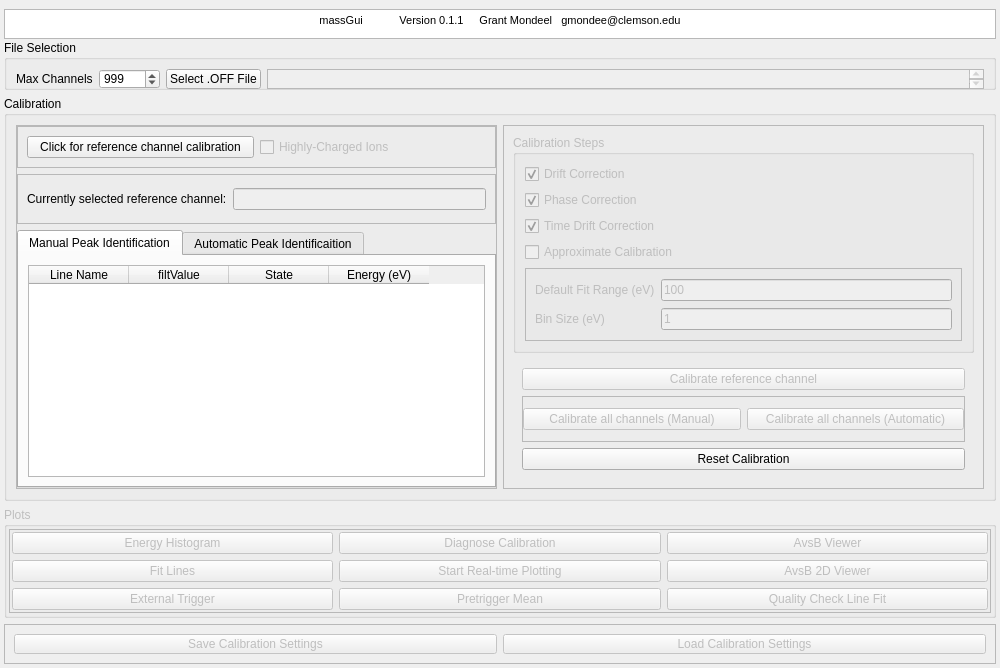
Above: massGui/ui/massGuiW.ui from gmondee/massGui before the change. Below: the same form after it.
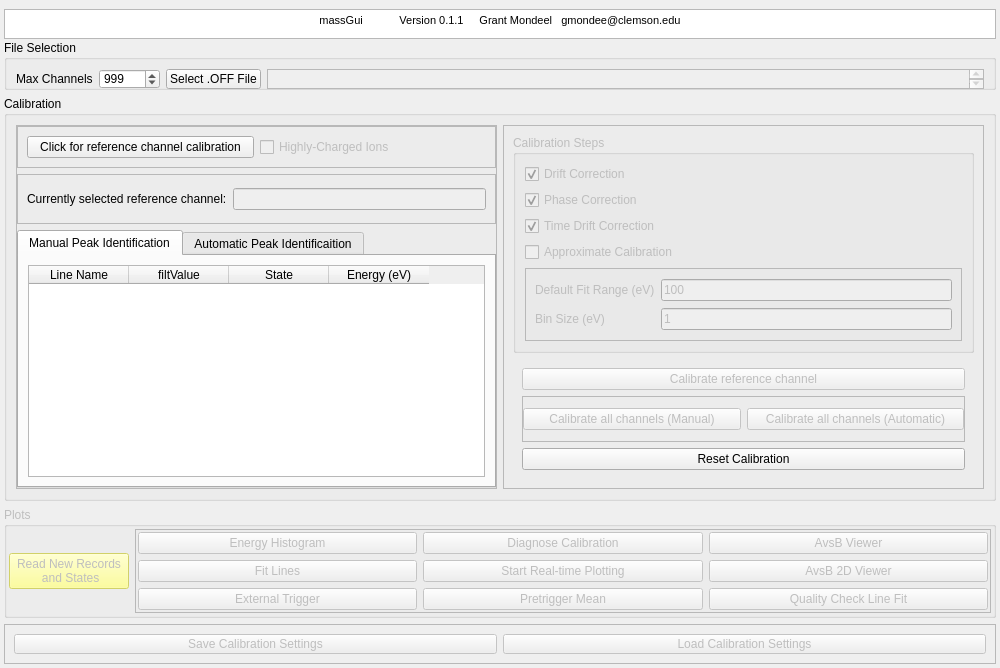
That is the form after the change.

Commit message: refresh data in ext trigger and from the main gui window

Diff of the .ui file:
```diff
--- a/massGui/ui/massGuiW.ui
+++ b/massGui/ui/massGuiW.ui
@@ -600,7 +600,7 @@
       <property name="bottomMargin">
        <number>2</number>
       </property>
-      <item row="0" column="0">
+      <item row="0" column="2">
        <widget class="QFrame" name="frame">
         <property name="frameShape">
          <enum>QFrame::StyledPanel</enum>
@@ -621,7 +621,20 @@
          <property name="bottomMargin">
           <number>2</number>
          </property>
-         <item row="0" column="3">
+         <item row="2" column="1">
+          <widget class="QPushButton" name="extTrigButton">
+           <property name="minimumSize">
+            <size>
+             <width>0</width>
+             <height>22</height>
+            </size>
+           </property>
+           <property name="text">
+            <string>External Trigger</string>
+           </property>
+          </widget>
+         </item>
+         <item row="0" column="4">
           <widget class="QPushButton" name="AvsBbutton">
            <property name="minimumSize">
             <size>
@@ -634,7 +647,7 @@
            </property>
           </widget>
          </item>
-         <item row="2" column="1">
+         <item row="2" column="2">
           <widget class="QPushButton" name="ptmButton">
            <property name="minimumSize">
             <size>
@@ -647,7 +660,20 @@
            </property>
           </widget>
          </item>
-         <item row="0" column="0">
+         <item row="1" column="2">
+          <widget class="QPushButton" name="startRTPButton">
+           <property name="minimumSize">
+            <size>
+             <width>0</width>
+             <height>22</height>
+            </size>
+           </property>
+           <property name="text">
+            <string>Start Real-time Plotting</string>
+           </property>
+          </widget>
+         </item>
+         <item row="0" column="1">
           <widget class="QPushButton" name="energyHistButton">
            <property name="minimumSize">
             <size>
@@ -660,7 +686,7 @@
            </property>
           </widget>
          </item>
-         <item row="0" column="1">
+         <item row="0" column="2">
           <widget class="QPushButton" name="diagCalButton">
            <property name="minimumSize">
             <size>
@@ -673,7 +699,7 @@
            </property>
           </widget>
          </item>
-         <item row="1" column="3">
+         <item row="1" column="4">
           <widget class="QPushButton" name="AvsB2Dbutton">
            <property name="minimumSize">
             <size>
@@ -687,19 +713,6 @@
           </widget>
          </item>
          <item row="1" column="1">
-          <widget class="QPushButton" name="startRTPButton">
-           <property name="minimumSize">
-            <size>
-             <width>0</width>
-             <height>22</height>
-            </size>
-           </property>
-           <property name="text">
-            <string>Start Real-time Plotting</string>
-           </property>
-          </widget>
-         </item>
-         <item row="1" column="0">
           <widget class="QPushButton" name="linefitButton">
            <property name="minimumSize">
             <size>
@@ -712,7 +725,7 @@
            </property>
           </widget>
          </item>
-         <item row="2" column="3">
+         <item row="2" column="4">
           <widget class="QPushButton" name="qualityButton">
            <property name="minimumSize">
             <size>
@@ -725,22 +738,35 @@
            </property>
           </widget>
          </item>
-         <item row="2" column="0">
-          <widget class="QPushButton" name="extTrigButton">
-           <property name="minimumSize">
-            <size>
-             <width>0</width>
-             <height>22</height>
-            </size>
-           </property>
-           <property name="text">
-            <string>External Trigger</string>
-           </property>
-          </widget>
-         </item>
         </layout>
        </widget>
       </item>
+      <item row="0" column="0">
+       <widget class="QPushButton" name="readNewButton">
+        <property name="minimumSize">
+         <size>
+          <width>0</width>
+          <height>22</height>
+         </size>
+        </property>
+        <property name="maximumSize">
+         <size>
+          <width>120</width>
+          <height>16777215</height>
+         </size>
+        </property>
+        <property name="autoFillBackground">
+         <bool>false</bool>
+        </property>
+        <property name="styleSheet">
+         <string notr="true">background-color: rgb(255, 255, 127);</string>
+        </property>
+        <property name="text">
+         <string>Read New Records
+ and States</string>
+        </property>
+       </widget>
+      </item>
      </layout>
     </widget>
    </item>
```
The commit also changes 3 other files.
